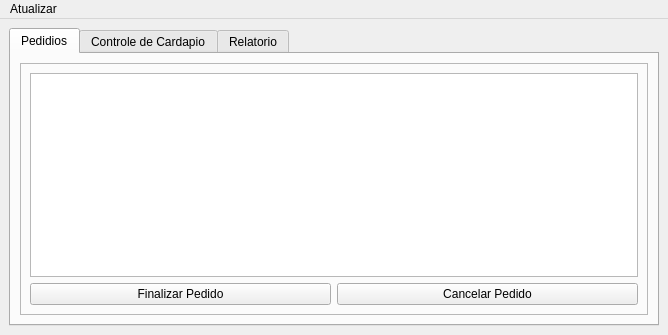
Qt form server/src/screen/ui/tela_principal.ui (JonasCGN/Projeto-Final-POO-II) before a commit.
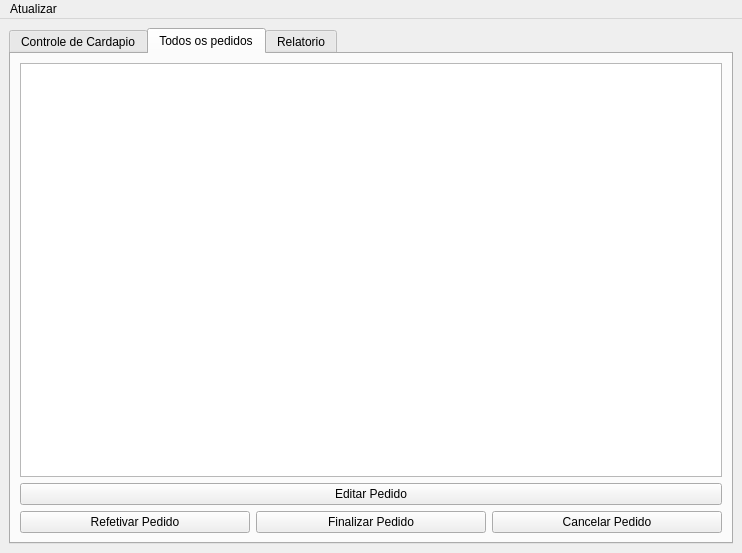
The same form after that commit. The open tabs and pages were chosen to show the change.

```diff
--- a/server/src/screen/ui/tela_principal.ui
+++ b/server/src/screen/ui/tela_principal.ui
@@ -6,8 +6,8 @@
    <rect>
     <x>0</x>
     <y>0</y>
-    <width>668</width>
-    <height>335</height>
+    <width>742</width>
+    <height>553</height>
    </rect>
   </property>
   <property name="windowTitle">
@@ -20,60 +20,11 @@
       <property name="currentIndex">
        <number>1</number>
       </property>
-      <widget class="QWidget" name="tab_pedido_andamento">
-       <attribute name="title">
-        <string>Pedidios</string>
-       </attribute>
-       <layout class="QHBoxLayout" name="horizontalLayout_4">
-        <item>
-         <widget class="QFrame" name="frame_2">
-          <property name="frameShape">
-           <enum>QFrame::StyledPanel</enum>
-          </property>
-          <property name="frameShadow">
-           <enum>QFrame::Raised</enum>
-          </property>
-          <layout class="QVBoxLayout" name="verticalLayout_3">
-           <item>
-            <widget class="QListView" name="lst_todos_pedidos_2"/>
-           </item>
-           <item>
-            <layout class="QHBoxLayout" name="horizontalLayout_3">
-             <item>
-              <widget class="QPushButton" name="pushButton_3">
-               <property name="text">
-                <string>Finalizar Pedido</string>
-               </property>
-              </widget>
-             </item>
-             <item>
-              <widget class="QPushButton" name="pushButton_4">
-               <property name="text">
-                <string>Cancelar Pedido</string>
-               </property>
-              </widget>
-             </item>
-            </layout>
-           </item>
-          </layout>
-         </widget>
-        </item>
-       </layout>
-      </widget>
       <widget class="QWidget" name="tab_controle_cardapio">
        <attribute name="title">
         <string>Controle de Cardapio</string>
        </attribute>
-       <layout class="QHBoxLayout" name="horizontalLayout_2">
-        <item>
-         <widget class="QFrame" name="frame">
-          <property name="frameShape">
-           <enum>QFrame::StyledPanel</enum>
-          </property>
-          <property name="frameShadow">
-           <enum>QFrame::Raised</enum>
-          </property>
-          <layout class="QVBoxLayout" name="verticalLayout">
+       <layout class="QVBoxLayout" name="verticalLayout_2">
            <item>
             <widget class="QListView" name="lst_todos_produtos">
              <property name="editTriggers">
@@ -100,17 +51,49 @@
                </property>
               </widget>
              </item>
+         </layout>
+        </item>
+       </layout>
+      </widget>
+      <widget class="QWidget" name="tab_pedido_andamento">
+       <attribute name="title">
+        <string>Todos os pedidos</string>
+       </attribute>
+       <layout class="QVBoxLayout" name="verticalLayout">
              <item>
-              <widget class="QPushButton" name="pushButton_adicionar_produto">
+         <widget class="QListView" name="lst_todos_pedidos_2"/>
+        </item>
+        <item>
+         <widget class="QPushButton" name="pushButton_2">
                <property name="text">
-                <string>Adicionar um novo produto</string>
+           <string>Editar Pedido</string>
                </property>
               </widget>
              </item>
-            </layout>
-           </item>
-          </layout>
-         </widget>
+        <item>
+         <layout class="QHBoxLayout" name="horizontalLayout_3">
+          <item>
+           <widget class="QPushButton" name="pushButton">
+            <property name="text">
+             <string>Refetivar Pedido</string>
+            </property>
+           </widget>
+          </item>
+          <item>
+           <widget class="QPushButton" name="pushButton_3">
+            <property name="text">
+             <string>Finalizar Pedido</string>
+            </property>
+           </widget>
+          </item>
+          <item>
+           <widget class="QPushButton" name="pushButton_4">
+            <property name="text">
+             <string>Cancelar Pedido</string>
+            </property>
+           </widget>
+          </item>
+         </layout>
         </item>
        </layout>
       </widget>
@@ -129,7 +112,7 @@
     <rect>
      <x>0</x>
      <y>0</y>
-     <width>668</width>
+     <width>742</width>
      <height>24</height>
     </rect>
    </property>
```
Left out of the diff: 16 changed lines with no effect on the pictures. Lines whose indentation alone changed are shown as unchanged.
